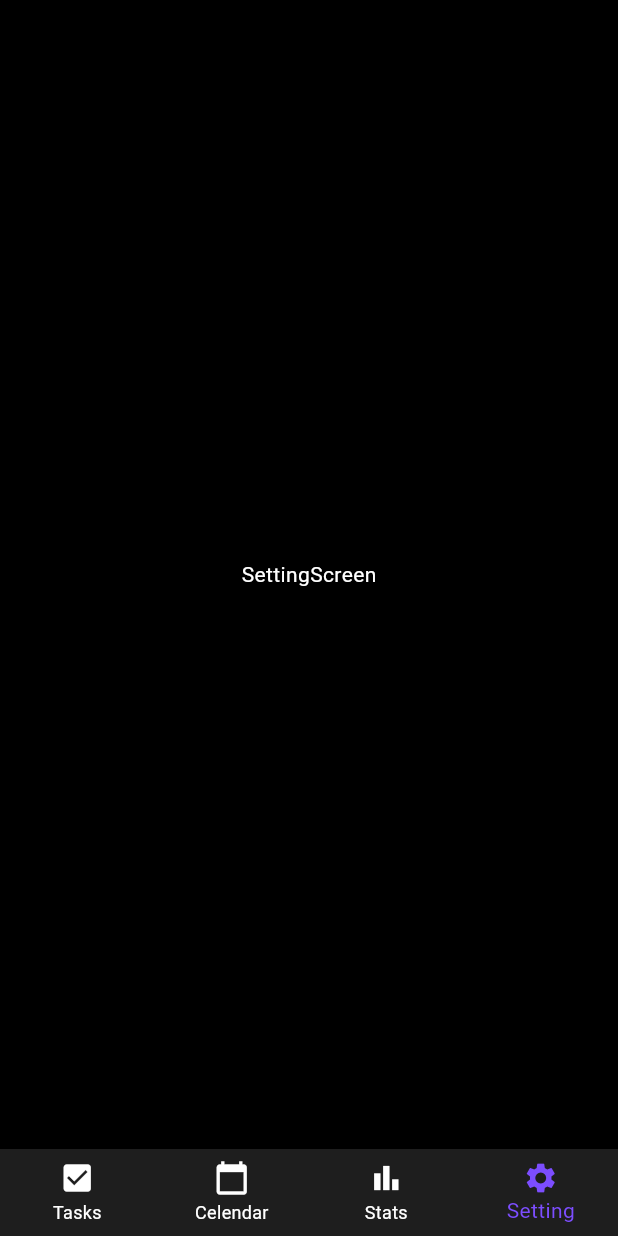
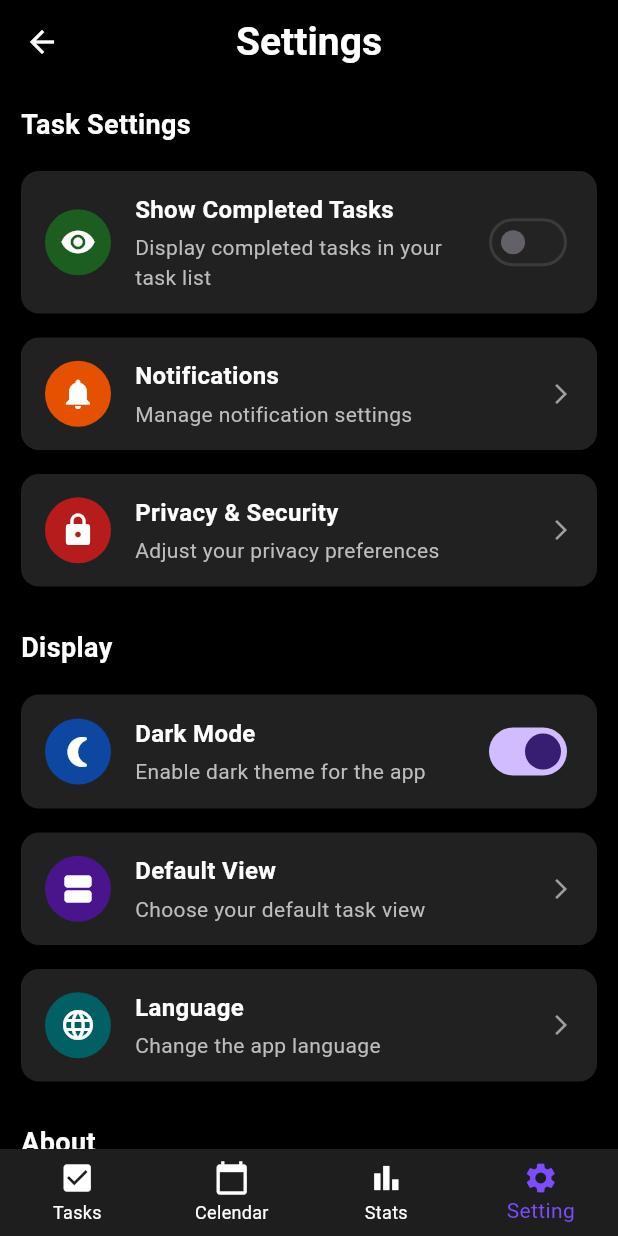
Before and after one commit to DevTapGym/to_do_list_app, a Flutter app: the HomeScreen screen opened directly, item 4 of the bottom bar chosen, on a phone screen of 412 x 824 dp. Run offline on Flutter 3.47's test engine with Material 3 defaults, Android fonts, the phone set to English and light mode, and no system bars; our stand-ins replace shared_preferences; accounts and stored records are empty.

Commit message:
setting DarkMode1

```diff
--- a/lib/main.dart
+++ b/lib/main.dart
@@ -5,8 +5,18 @@ import 'package:to_do_list_app/screens/setting_screen.dart';
 import 'package:to_do_list_app/screens/stats_screen.dart';
 import 'package:to_do_list_app/screens/task_screen.dart';
 
-void main() {
-  runApp(const AuthScreen());
+import 'package:provider/provider.dart';
+import 'package:to_do_list_app/providers/theme_provider.dart';
+
+void main() async {
+  // runApp(const AuthScreen());
+  WidgetsFlutterBinding.ensureInitialized();
+  runApp(
+    ChangeNotifierProvider(
+      create: (context) => ThemeProvider(),
+      child: const MyApp(),
+    ),
+  );
 }
 
 class MyApp extends StatelessWidget {
@@ -14,7 +24,19 @@ class MyApp extends StatelessWidget {
 
   @override
   Widget build(BuildContext context) {
-    return MaterialApp(home: HomeScreen(), debugShowCheckedModeBanner: false);
+    return Consumer<ThemeProvider>(
+      builder: (context, themeProvider, child) {
+        return MaterialApp(
+          title: 'Flutter Demo',
+          theme: ThemeData.light(),
+          darkTheme: ThemeData.dark(),
+          themeMode:
+              themeProvider.isDarkMode ? ThemeMode.dark : ThemeMode.light,
+          home: const HomeScreen(),
+          debugShowCheckedModeBanner: false,
+        );
+      },
+    );
   }
 }
 
--- /dev/null
+++ b/lib/providers/theme_provider.dart
@@ -0,0 +1,32 @@
+import 'package:flutter/material.dart';
+import 'package:shared_preferences/shared_preferences.dart';
+
+class ThemeProvider extends ChangeNotifier {
+  bool _isDarkMode = true;
+  bool _isLoading = true; // ✅ Thêm trạng thái tải
+
+  bool get isDarkMode => _isDarkMode;
+  bool get isLoading => _isLoading; // ✅ Kiểm tra nếu đang tải
+
+  ThemeProvider() {
+    _loadTheme();
+  }
+
+  void toggleTheme() {
+    _isDarkMode = !_isDarkMode;
+    _saveTheme();
+    notifyListeners();
+  }
+
+  Future<void> _saveTheme() async {
+    final prefs = await SharedPreferences.getInstance();
+    await prefs.setBool('isDarkMode', _isDarkMode);
+  }
+
+  Future<void> _loadTheme() async {
+    final prefs = await SharedPreferences.getInstance();
+    _isDarkMode = prefs.getBool('isDarkMode') ?? true;
+    _isLoading = false; // ✅ Hoàn tất tải dữ liệu
+    notifyListeners();
+  }
+}
--- a/lib/screens/setting_screen.dart
+++ b/lib/screens/setting_screen.dart
@@ -1,10 +1,153 @@
 import 'package:flutter/material.dart';
+import '../widgets/TaskSettingItem.dart';
+import 'package:provider/provider.dart';
+import '../providers/theme_provider.dart';
 
 class SettingScreen extends StatelessWidget {
   const SettingScreen({super.key});
 
   @override
   Widget build(BuildContext context) {
-    return Text('SettingScreen');
+    return const MySetting();
   }
 }
+
+class MySetting extends StatefulWidget {
+  const MySetting({super.key});
+
+  @override
+  State<StatefulWidget> createState() {
+    return _StateMySetting();
+  }
+}
+
+class _StateMySetting extends State<MySetting> {
+  @override
+  Widget build(BuildContext context) {
+    final themeProvider = Provider.of<ThemeProvider>(context);
+    bool isDark = themeProvider.isDarkMode;
+    Color textColor = isDark ? Colors.white : Colors.black;
+    Color backgroundColor = isDark ? Colors.black : Colors.white;
+    Color itemBgColor = isDark ? Colors.grey.shade900 : Colors.grey.shade200;
+
+    const double spacing = 20;
+
+    TextStyle styleTitle = TextStyle(
+      fontSize: 18,
+      fontWeight: FontWeight.bold,
+      color: textColor,
+    );
+
+    return Scaffold(
+      backgroundColor: backgroundColor,
+      appBar: AppBar(
+        title: Text(
+          "Settings",
+          style: TextStyle(
+            fontSize: 26,
+            fontWeight: FontWeight.bold,
+            color: textColor,
+          ),
+        ),
+        backgroundColor: backgroundColor,
+        centerTitle: true,
+        iconTheme: IconThemeData(color: textColor),
+      ),
+      body: SingleChildScrollView(
+        padding: const EdgeInsets.all(14),
+        child: Column(
+          crossAxisAlignment: CrossAxisAlignment.start,
+          children: [
+            Text("Task Settings", style: styleTitle),
+            const SizedBox(height: 10),
+
+            TaskSettingItem(
+              icon: Icons.remove_red_eye,
+              title: "Show Completed Tasks",
+              subtitle: "Display completed tasks in your task list",
+              hasSwitch: true,
+              iconBgColor: isDark ? Colors.green.shade900 : Colors.green,
+              backgroundColor: itemBgColor,
+              onTap: () {},
+            ),
+            TaskSettingItem(
+              icon: Icons.notifications,
+              title: "Notifications",
+              subtitle: "Manage notification settings",
+              iconBgColor: isDark ? Colors.orange.shade900 : Colors.orange,
+              backgroundColor: itemBgColor,
+              onTap: () {},
+            ),
+            TaskSettingItem(
+              icon: Icons.lock,
+              title: "Privacy & Security",
+              subtitle: "Adjust your privacy preferences",
+              iconBgColor: isDark ? Colors.red.shade900 : Colors.red,
+              backgroundColor: itemBgColor,
+              onTap: () {},
+            ),
+
+            const SizedBox(height: spacing),
+
+            Text("Display", style: styleTitle),
+            const SizedBox(height: 10),
+
+            TaskSettingItem(
+              icon: Icons.nightlight_round,
+              title: "Dark Mode",
+              subtitle: "Enable dark theme for the app",
+              hasSwitch: true,
+              isSwitchOn: isDark,
+              iconBgColor: isDark ? Colors.blue.shade900 : Colors.blue,
+              backgroundColor: itemBgColor,
+              onSwitchChanged: (value) {
+                themeProvider.toggleTheme(); // Cập nhật trạng thái theme
+              },
+              onTap: () {
+                themeProvider.toggleTheme();
+              },
+            ),
+
+            TaskSettingItem(
+              icon: Icons.view_agenda,
+              title: "Default View",
+              subtitle: "Choose your default task view",
+              iconBgColor: isDark ? Colors.purple.shade900 : Colors.purple,
+              backgroundColor: itemBgColor,
+              onTap: () {},
+            ),
+            TaskSettingItem(
+              icon: Icons.language,
+              title: "Language",
+              subtitle: "Change the app language",
+              iconBgColor: isDark ? Colors.cyan.shade900 : Colors.cyan,
+              backgroundColor: itemBgColor,
+              onTap: () {},
+            ),
+
+            const SizedBox(height: spacing),
+
+            Text("About", style: styleTitle),
+            const SizedBox(height: 10),
+            TaskSettingItem(
+              icon: Icons.help_outline,
+              title: "Help & Support",
+              subtitle: "Get help with using the app",
+              iconBgColor: isDark ? Colors.blueGrey.shade900 : Colors.blueGrey,
+              backgroundColor: itemBgColor,
+              onTap: () {},
+            ),
+            TaskSettingItem(
+              icon: Icons.info_outline,
+              title: "About TaskMaster",
+              subtitle: "Version 1.0.0",
+              iconBgColor: isDark ? Colors.teal.shade900 : Colors.teal,
+              backgroundColor: itemBgColor,
+              onTap: () {},
+            ),
+          ],
+        ),
+      ),
+    );
+  }
+}
--- /dev/null
+++ b/lib/widgets/TaskSettingItem.dart
@@ -0,0 +1,88 @@
+import 'package:flutter/material.dart';
+import 'package:provider/provider.dart';
+import '../providers/theme_provider.dart';
+
+class TaskSettingItem extends StatelessWidget {
+  final IconData icon;
+  final String title;
+  final String subtitle;
+  final bool hasSwitch;
+  final bool isSwitchOn;
+  final ValueChanged<bool>? onSwitchChanged;
+  final VoidCallback onTap;
+  final Color iconBgColor;
+  final Color backgroundColor;
+
+  const TaskSettingItem({
+    super.key,
+    required this.icon,
+    required this.title,
+    required this.subtitle,
+    required this.onTap,
+    this.hasSwitch = false,
+    this.isSwitchOn = false,
+    this.onSwitchChanged,
+    this.iconBgColor = Colors.blue,
+    this.backgroundColor = Colors.white,
+  });
+
+  @override
+  Widget build(BuildContext context) {
+    final themeProvider = Provider.of<ThemeProvider>(context);
+    bool isDark = themeProvider.isDarkMode;
+    Color textColor = isDark ? Colors.white : Colors.black;
+    Color subtitleColor = isDark ? Colors.grey[400]! : Colors.grey[700]!;
+
+    return GestureDetector(
+      onTap: onTap,
+      child: Container(
+        margin: const EdgeInsets.symmetric(vertical: 8),
+        padding: const EdgeInsets.symmetric(horizontal: 16, vertical: 14),
+        decoration: BoxDecoration(
+          color: backgroundColor,
+          borderRadius: BorderRadius.circular(12),
+        ),
+        child: Row(
+          children: [
+            Container(
+              padding: const EdgeInsets.all(10),
+              decoration: BoxDecoration(
+                color: iconBgColor,
+                shape: BoxShape.circle,
+              ),
+              child: Icon(icon, color: Colors.white, size: 24),
+            ),
+            const SizedBox(width: 16),
+            Expanded(
+              child: Column(
+                crossAxisAlignment: CrossAxisAlignment.start,
+                children: [
+                  Text(
+                    title,
+                    style: TextStyle(
+                      fontSize: 16,
+                      fontWeight: FontWeight.bold,
+                      color: textColor,
+                    ),
+                  ),
+                  const SizedBox(height: 4),
+                  Text(
+                    subtitle,
+                    style: TextStyle(fontSize: 14, color: subtitleColor),
+                  ),
+                ],
+              ),
+            ),
+            hasSwitch
+                ? Switch(value: isSwitchOn, onChanged: onSwitchChanged)
+                : const Icon(
+                  Icons.arrow_forward_ios,
+                  color: Colors.grey,
+                  size: 16,
+                ),
+          ],
+        ),
+      ),
+    );
+  }
+}
--- a/pubspec.yaml
+++ b/pubspec.yaml
@@ -34,6 +34,8 @@ dependencies:
   # The following adds the Cupertino Icons font to your application.
   # Use with the CupertinoIcons class for iOS style icons.
   cupertino_icons: ^1.0.8
+  provider: ^6.1.2
+  shared_preferences: ^2.5.2
 
 dev_dependencies:
   flutter_test:
```
Also changed, not shown: pubspec.lock, 1 other file.
